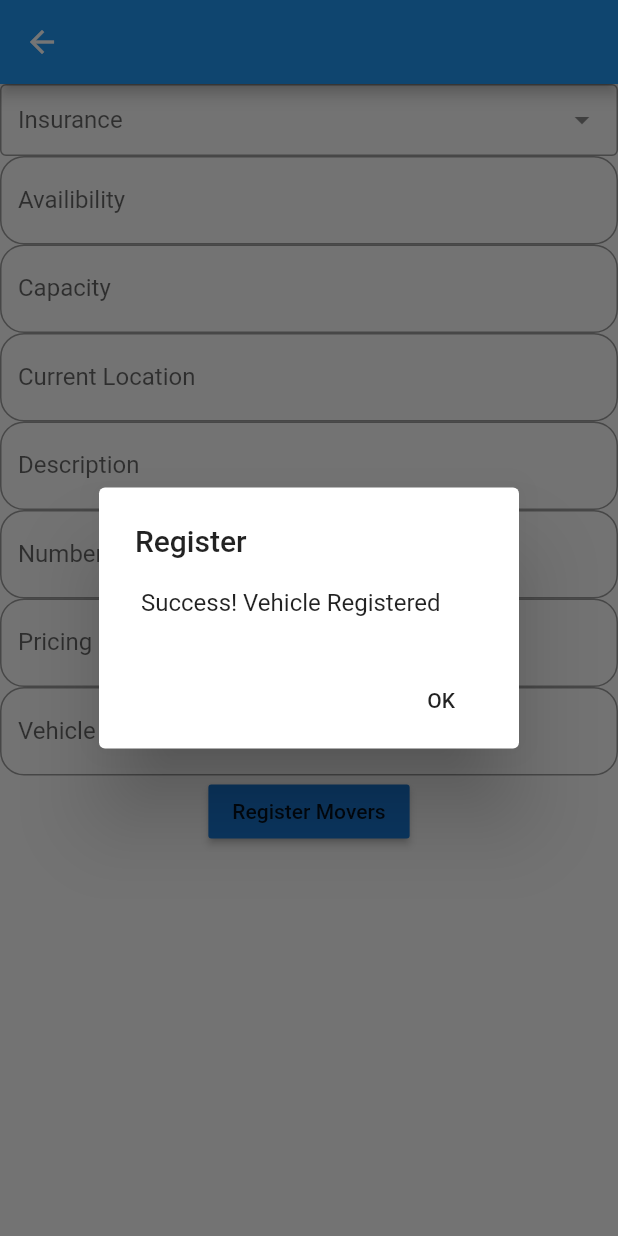
After one commit to Bibekbvk/adminecounter, a Flutter app: the Movers screen opened directly, after a tap on "Register Movers", on a phone screen of 412 x 824 dp. The commit adds this screen. Run offline on Flutter 3.47's test engine with Material 2 defaults, Android fonts, the phone set to English and light mode, and no system bars; drawn by our look-alikes of dropdown_search; our stand-ins replace cloud_firestore, firebase_core, font_awesome_flutter; accounts and stored records are empty.

Commit message:
movers data addition success

```diff
--- a/lib/booking_vehicle.dart
+++ b/lib/booking_vehicle.dart
@@ -249,7 +249,7 @@ class _BookingState extends State<Booking> {final _formKey = GlobalKey<FormState
             ),
             RaisedButton(
               color: Colors.blue.shade700,
-              child: Text("Book Ticket"),
+              child: Text("Register Ticket"),
               onPressed: () {
 
                   FirebaseFirestore.instance.collection("booking").add({
--- a/lib/homepage.dart
+++ b/lib/homepage.dart
@@ -1,5 +1,6 @@
 
 import 'package:adminecounter/booking_vehicle.dart';
+import 'package:adminecounter/movers_register.dart';
 import 'package:flutter/cupertino.dart';
 import 'package:flutter/material.dart';
 import 'package:url_launcher/url_launcher.dart';
@@ -342,10 +343,10 @@ class _e_counterState extends State<e_counter> {
                             Expanded(
                               child: InkWell(
                                 onTap: (){
-                                  /*Navigator.push(
+                                  Navigator.push(
                                       context,
                                       MaterialPageRoute(
-                                          builder: (context) => MoversList()));*/
+                                          builder: (context) => Movers()));
                                 },
                                 child: Container(
                                   decoration: BoxDecoration(
--- /dev/null
+++ b/lib/movers_register.dart
@@ -0,0 +1,170 @@
+import 'package:adminecounter/homepage.dart';
+import 'package:flutter/material.dart';
+import 'package:dropdown_search/dropdown_search.dart';
+import 'package:cloud_firestore/cloud_firestore.dart';
+
+class Movers extends StatefulWidget {
+  @override
+  _MoversState createState() => _MoversState();
+}
+TextEditingController _available_inController = TextEditingController();
+TextEditingController _capacityController = TextEditingController();
+TextEditingController _current_locationController = TextEditingController();
+TextEditingController _descriptionController = TextEditingController();
+TextEditingController _no_of_helperController = TextEditingController();
+TextEditingController _pricingController = TextEditingController();
+TextEditingController _vehicle_usedController = TextEditingController();
+String selectedinsurance;
+
+
+class _MoversState extends State<Movers> {final _formKey = GlobalKey<FormState>();
+
+@override
+Widget build(BuildContext context) {
+  return Scaffold(
+    appBar: AppBar(),
+    body:
+    SingleChildScrollView(
+      child: Column(
+        children: [
+          DropdownSearch<String>(
+              mode: Mode.MENU,
+              label: "Insurance",
+              showSelectedItem: true,
+              items:["✅","❌"],
+              onChanged: (val){
+                selectedinsurance = val;
+              },
+              selectedItem: selectedinsurance),
+
+
+
+          TextField(
+            controller: _available_inController,
+            keyboardType: TextInputType.text,
+            decoration: InputDecoration(
+                labelText: "Availibility",
+                border: OutlineInputBorder(
+                  borderRadius: BorderRadius.circular(16),
+                )),
+          ),
+          TextFormField(
+            controller: _capacityController,
+            keyboardType: TextInputType.text,
+            validator: (val) =>
+            val.isEmpty ? "Enter Destination" : null,
+            decoration: InputDecoration(
+                labelText: "Capacity",
+                border: OutlineInputBorder(
+                  borderRadius: BorderRadius.circular(16),
+                )),
+          ),
+          TextFormField(
+            controller: _current_locationController,
+            keyboardType: TextInputType.text,
+            validator: (val) =>
+            val.isEmpty ? "Please enter Number" : null,
+            decoration: InputDecoration(
+                labelText: "Current Location",
+                border: OutlineInputBorder(
+                  borderRadius: BorderRadius.circular(16),
+                )),
+          ),
+          TextFormField(
+            controller: _descriptionController,
+            keyboardType: TextInputType.text,
+            validator: (val) =>
+            val.isEmpty ? "Please enter Number" : null,
+            decoration: InputDecoration(
+                labelText: "Description",
+                border: OutlineInputBorder(
+                  borderRadius: BorderRadius.circular(16),
+                )),
+          ),
+          TextFormField(
+            controller: _no_of_helperController,
+            keyboardType: TextInputType.text,
+            validator: (val) =>
+            val.isEmpty ? "Please enter Number" : null,
+            decoration: InputDecoration(
+                labelText: "Number of Helpers",
+                border: OutlineInputBorder(
+                  borderRadius: BorderRadius.circular(16),
+                )),
+          ),
+          TextFormField(
+            controller: _pricingController,
+            keyboardType: TextInputType.text,
+            validator: (val) =>
+            val.isEmpty ? "Enter location" : null,
+            decoration: InputDecoration(
+                labelText: "Pricing",
+                border: OutlineInputBorder(
+                  borderRadius: BorderRadius.circular(16),
+                )),
+          ),
+          TextFormField(
+            controller: _vehicle_usedController,
+            keyboardType: TextInputType.text,
+            validator: (val) =>
+            val.isEmpty ? "Enter Price" : null,
+            decoration: InputDecoration(
+                labelText: "Vehicle Used",
+                border: OutlineInputBorder(
+                  borderRadius: BorderRadius.circular(16),
+                )),
+
+          ),
+
+          RaisedButton(
+              color: Colors.blue.shade700,
+              child: Text("Register Movers"),
+              onPressed: () {
+
+                FirebaseFirestore.instance.collection("Movers").add({
+                  'available_in': _available_inController.text,
+                  'capacity': _capacityController.text,
+                  'current_location': _current_locationController.text,
+                  'description': _descriptionController.text,
+                  'no_of_helper': _no_of_helperController.text,
+                  'pricing': _pricingController.text,
+                  'vehicle_used': _vehicle_usedController.text,
+
+                  'insurance': selectedinsurance,
+              });
+                showDialog<String>(
+                  context: context,
+                  builder: (BuildContext context) => AlertDialog(
+                    title: Text("Register"),
+                    content: Text(
+                        " Success! Vehicle Registered"),
+                    actions: <Widget>[
+                      FlatButton(
+                          onPressed: () {
+                            Navigator.pop(context);
+
+
+                            _available_inController.clear();
+                            _capacityController.clear();
+                            _current_locationController.clear();
+                            _descriptionController.clear();
+                            _no_of_helperController.clear();
+                            _pricingController.clear();
+                            _vehicle_usedController.clear();
+                            },
+                          child: Text("OK")),
+                    ],
+                  ),
+                );
+              }
+
+          ),
+
+
+        ],
+      ),
+    ),
+
+  );
+}
+}
```
